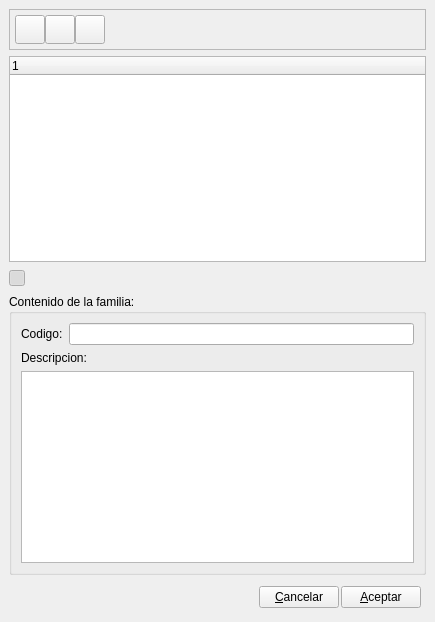
Before: the Qt Designer form bulmages/bulmafact/src/tiposarticulodlg.ui in eboladev/Bulmages-1, drawn with Qt 5.
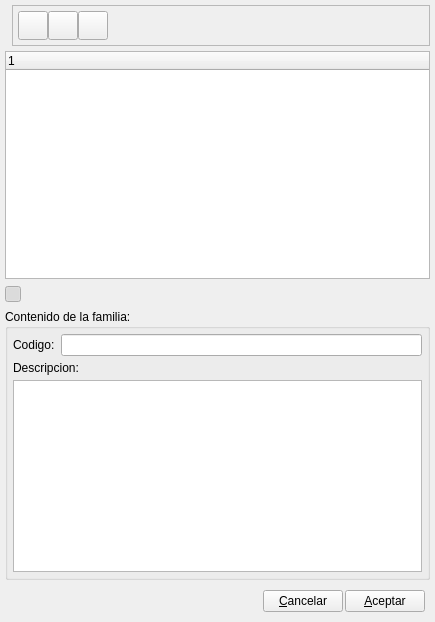
After: the same form once the commit is applied. Icons and pictures are not drawn.

The edit to the form file:
```diff
--- a/bulmages/bulmafact/src/tiposarticulodlg.ui
+++ b/bulmages/bulmafact/src/tiposarticulodlg.ui
@@ -20,11 +20,29 @@
   </property>
   <layout class="QVBoxLayout" >
    <property name="margin" >
-    <number>9</number>
+    <number>5</number>
    </property>
    <property name="spacing" >
-    <number>6</number>
+    <number>5</number>
    </property>
+   <item>
+    <layout class="QHBoxLayout" >
+     <property name="margin" >
+      <number>0</number>
+     </property>
+     <property name="spacing" >
+      <number>0</number>
+     </property>
+     <item>
+      <widget class="QLabel" name="label_2" >
+       <property name="text" >
+        <string/>
+       </property>
+       <property name="pixmap" >
+        <pixmap resource="../../bulmages.qrc" >:/Bulmafact48x48/images/png/48x48/i_bulmages_articulos_familias.48x48.png</pixmap>
+       </property>
+      </widget>
+     </item>
    <item>
     <widget class="QFrame" name="frame" >
      <property name="frameShape" >
@@ -135,6 +153,8 @@
      </layout>
     </widget>
    </item>
+    </layout>
+   </item>
    <item>
     <widget class="QTreeWidget" name="m_listTipos" />
    </item>
@@ -208,10 +228,10 @@
      </property>
      <layout class="QVBoxLayout" >
       <property name="margin" >
-       <number>9</number>
+       <number>5</number>
       </property>
       <property name="spacing" >
-       <number>6</number>
+       <number>5</number>
       </property>
       <item>
        <layout class="QHBoxLayout" >
@@ -222,7 +242,7 @@
          <number>6</number>
         </property>
         <item>
-         <widget class="QLabel" name="" >
+         <widget class="QLabel" name="label" >
           <property name="text" >
            <string>Codigo:</string>
           </property>
@@ -234,7 +254,7 @@
        </layout>
       </item>
       <item>
-       <widget class="QLabel" name="" >
+       <widget class="QLabel" name="label" >
         <property name="sizePolicy" >
          <sizepolicy>
           <hsizetype>5</hsizetype>
```
Left out of the diff: 38 changed lines with no effect on the pictures. Lines whose indentation alone changed are shown as unchanged.
